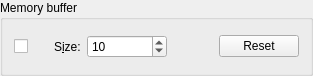
First picture: the form in lavuelib/ui/MemoryBufferGroupBox.ui, repository syncope/lavue, before the edit.
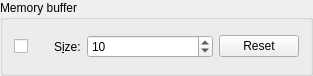
Second picture: the form after the edit.

Commit message: change icon to color

Diff of the .ui file:
```diff
--- a/lavuelib/ui/MemoryBufferGroupBox.ui
+++ b/lavuelib/ui/MemoryBufferGroupBox.ui
@@ -83,25 +83,6 @@
        </property>
       </widget>
      </item>
-     <item>
-      <widget class="QPushButton" name="statusPushButton">
-       <property name="enabled">
-        <bool>false</bool>
-       </property>
-       <property name="toolTip">
-        <string>&lt;html&gt;&lt;head/&gt;&lt;body&gt;&lt;p&gt;active when the memory buffer is full&lt;/p&gt;&lt;/body&gt;&lt;/html&gt;</string>
-       </property>
-       <property name="text">
-        <string/>
-       </property>
-       <property name="checkable">
-        <bool>false</bool>
-       </property>
-       <property name="flat">
-        <bool>true</bool>
-       </property>
-      </widget>
-     </item>
      <item>
       <widget class="QPushButton" name="resetPushButton">
        <property name="toolTip">
```
Left out of the diff: 1 changed line with no effect on the pictures. The commit also changes 1 other file.
